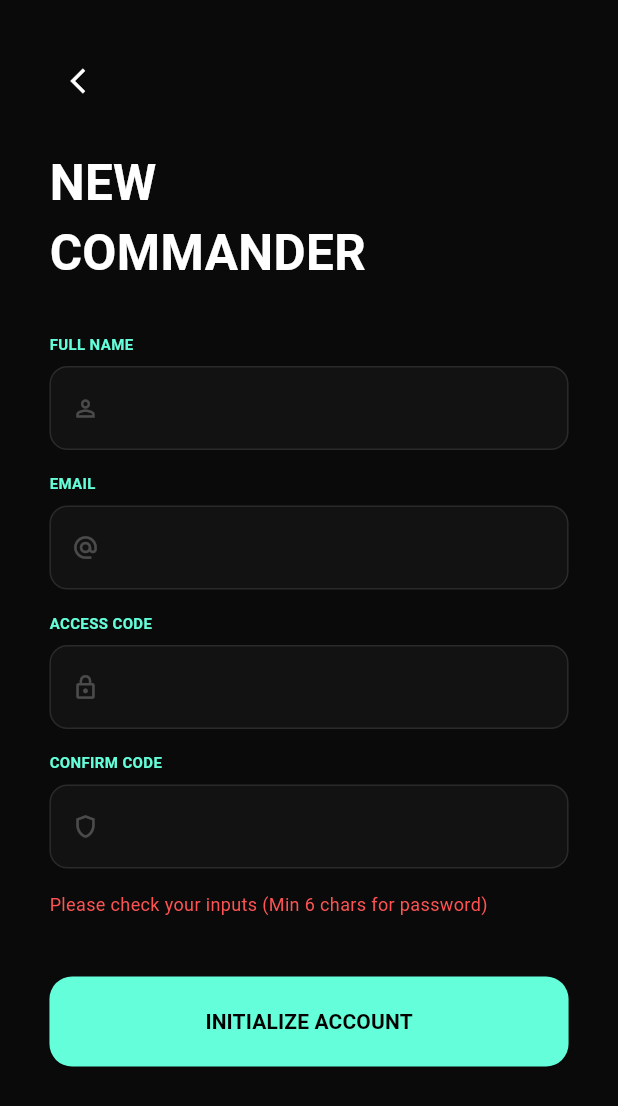
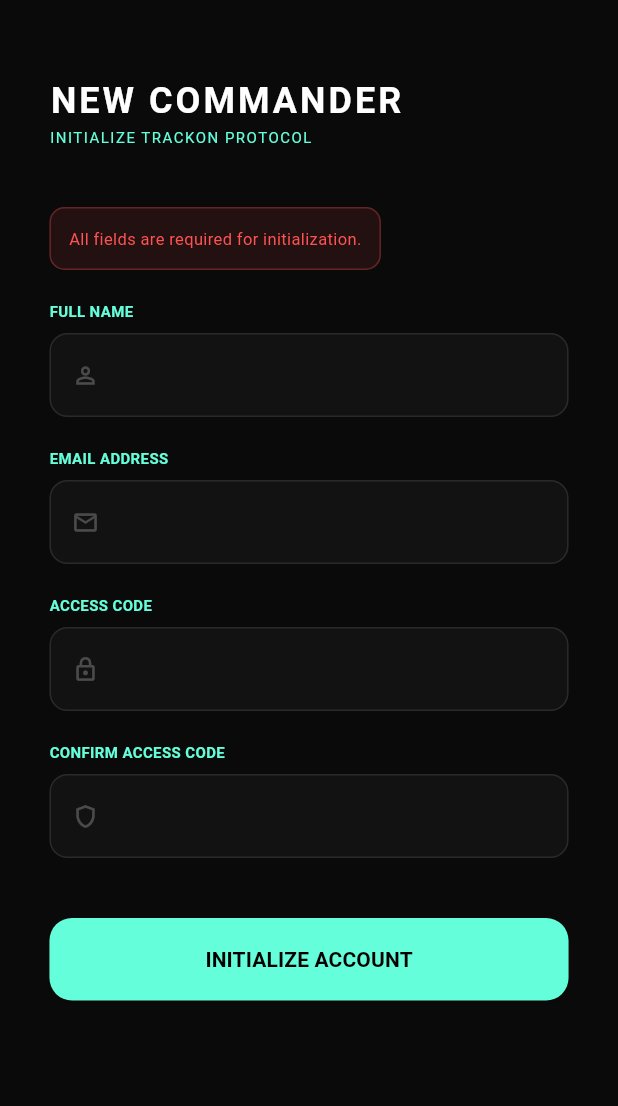
Before and after one commit to Mr-Jayed/TracON_Project1, a Flutter app: the SignupPage screen opened by its route, after a tap on "INITIALIZE ACCOUNT", on a phone screen of 412 x 824 dp. Shown: the top 1106 px of the screen. Run offline on Flutter 3.47's test engine with Material 3 defaults, Android fonts, the phone set to English and light mode, and no system bars; our stand-ins replace audioplayers, flutter_map, latlong2, supabase_flutter; missing offline and left inert: onesignal_flutter; accounts and stored records are empty; network calls fail.

Commit message:
almost last

```diff
--- a/lib/app.dart
+++ b/lib/app.dart
@@ -11,7 +11,6 @@ class TrackOnApp extends StatelessWidget {
 
   @override
   Widget build(BuildContext context) {
-    // Check if user is already logged in
     final session = Supabase.instance.client.auth.currentSession;
 
     return MaterialApp(
--- a/lib/history_tab.dart
+++ b/lib/history_tab.dart
@@ -14,7 +14,6 @@ class _HistoryTabState extends State<HistoryTab> {
   final supabase = Supabase.instance.client;
   bool _isLoading = true;
 
-  // Stores coordinates grouped by date
   Map<String, List<LatLng>> _routes = {};
 
   @override
@@ -36,7 +35,6 @@ class _HistoryTabState extends State<HistoryTab> {
         String timestamp = row['created_at'].toString();
         String date = timestamp.substring(0, 10);
 
-        // Safe Casting
         double lat = (row['latitude'] as num).toDouble();
         double lon = (row['longitude'] as num).toDouble();
 
@@ -119,13 +117,11 @@ class _HistoryTabState extends State<HistoryTab> {
                     },
                   ),
                   PolylineLayer(
-                    // FIX: Explicitly typed Polyline<Object> to match flutter_map 8.x requirements
                     polylines: [
                       Polyline<Object>(
                         points: points,
                         color: Colors.tealAccent,
                         strokeWidth: 3,
-                        // FIX: Removed 'isDotted' as it is handled via strokePattern in newer versions
                       ),
                     ],
                   ),
--- a/lib/main.dart
+++ b/lib/main.dart
@@ -1,12 +1,12 @@
 import 'package:flutter/material.dart';
 import 'package:supabase_flutter/supabase_flutter.dart';
-import 'app.dart'; // Ensure this file defines TrackOnApp
+import 'app.dart';
 import 'package:onesignal_flutter/onesignal_flutter.dart';
 
 Future<void> main() async {
   WidgetsFlutterBinding.ensureInitialized();
 
-  // 3. Supabase Setup
+
   await Supabase.initialize(
     url: 'https://bmynlzludgipzbunndrh.supabase.co',
     anonKey: 'eyJhbGciOiJIUzI1NiIsInR5cCI6IkpXVCJ9.eyJpc3MiOiJzdXBhYmFzZSIsInJlZiI6ImJteW5semx1ZGdpcHpidW5uZHJoIiwicm9sZSI6ImFub24iLCJpYXQiOjE3NTYxODY0MTUsImV4cCI6MjA3MTc2MjQxNX0.EH3FlCPNVOGRKsMGqVC3jJ_uwrgiJAL5bxIiXQI2OtU',
@@ -17,7 +17,6 @@ Future<void> main() async {
 
   final currentUser = Supabase.instance.client.auth.currentUser;
   if (currentUser != null) {
-    // If user is already logged in, make sure OneSignal knows it
     OneSignal.login(currentUser.id);
   }
 
--- a/lib/signup_page.dart
+++ b/lib/signup_page.dart
@@ -1,6 +1,5 @@
 import 'package:flutter/material.dart';
 import 'package:supabase_flutter/supabase_flutter.dart';
-import 'profile_page.dart';
 
 class SignupPage extends StatefulWidget {
   const SignupPage({super.key});
@@ -18,6 +17,9 @@ class _SignupPageState extends State<SignupPage> {
   String? _errorMessage;
   bool _loading = false;
 
+  final RegExp _emailRegex = RegExp(r'^[\w-\.]+@([\w-]+\.)+[\w-]{2,4}$');
+  final RegExp _passwordRegex = RegExp(r'^(?=.*[A-Za-z])(?=.*\d)(?=.*[@$!%*#?&])[A-Za-z\d@$!%*#?&]{8,}$');
+
   Future<void> _signUp() async {
     setState(() { _errorMessage = null; _loading = true; });
 
@@ -26,33 +28,59 @@ class _SignupPageState extends State<SignupPage> {
     final password = _passwordController.text.trim();
     final confirm = _confirmController.text.trim();
 
-    if (name.isEmpty || email.isEmpty || password.length < 6 || password != confirm) {
+    if (name.isEmpty || email.isEmpty || password.isEmpty) {
       setState(() {
-        _errorMessage = 'Please check your inputs (Min 6 chars for password)';
+        _errorMessage = 'All fields are required for initialization.';
+        _loading = false;
+      });
+      return;
+    }
+
+
+    if (!_emailRegex.hasMatch(email)) {
+      setState(() {
+        _errorMessage = 'Invalid Communication ID (Email format).';
+        _loading = false;
+      });
+      return;
+    }
+
+
+    if (!_passwordRegex.hasMatch(password)) {
+      setState(() {
+        _errorMessage = 'Access Code must have 8+ chars, 1 letter, 1 number & 1 symbol.';
+        _loading = false;
+      });
+      return;
+    }
+
+
+    if (password != confirm) {
+      setState(() {
+        _errorMessage = 'Access Codes do not match.';
         _loading = false;
       });
       return;
     }
 
     try {
-      final response = await Supabase.instance.client.auth.signUp(
+      await Supabase.instance.client.auth.signUp(
         email: email,
         password: password,
         data: {'full_name': name},
       );
 
-      if (response.user != null && mounted) {
-        // DIRECT REDIRECT TO PROFILE PAGE AS REQUESTED
-        Navigator.pushAndRemoveUntil(
-          context,
-          MaterialPageRoute(builder: (_) => const ProfilePage()),
-              (route) => false,
+      if (mounted) {
+        ScaffoldMessenger.of(context).showSnackBar(
+          const SnackBar(content: Text('Registration Successful. Please Login.')),
         );
+        Navigator.pop(context);
       }
     } catch (e) {
-      setState(() => _errorMessage = e.toString());
-    } finally {
-      if (mounted) setState(() => _loading = false);
+      setState(() {
+        _errorMessage = e.toString();
+        _loading = false;
+      });
     }
   }
 
@@ -68,39 +96,39 @@ class _SignupPageState extends State<SignupPage> {
           child: Column(
             crossAxisAlignment: CrossAxisAlignment.start,
             children: [
-              const SizedBox(height: 30),
-              IconButton(
-                onPressed: () => Navigator.pop(context),
-                icon: const Icon(Icons.arrow_back_ios, color: Colors.white, size: 20),
-              ),
-              const SizedBox(height: 20),
-              Text('NEW\nCOMMANDER',
-                  style: TextStyle(color: Colors.white, fontSize: screenWidth * 0.08, fontWeight: FontWeight.bold)),
-              const SizedBox(height: 30),
-              _buildField(_nameController, 'FULL NAME', Icons.person_outline, false, screenWidth),
-              const SizedBox(height: 15),
-              _buildField(_emailController, 'EMAIL', Icons.alternate_email, false, screenWidth),
-              const SizedBox(height: 15),
-              _buildField(_passwordController, 'ACCESS CODE', Icons.lock_outline, true, screenWidth),
-              const SizedBox(height: 15),
-              _buildField(_confirmController, 'CONFIRM CODE', Icons.shield_outlined, true, screenWidth),
+              const SizedBox(height: 50),
+              const Text("NEW COMMANDER", style: TextStyle(color: Colors.white, fontSize: 24, fontWeight: FontWeight.bold, letterSpacing: 2)),
+              const Text("INITIALIZE TRACKON PROTOCOL", style: TextStyle(color: Colors.tealAccent, fontSize: 10, letterSpacing: 1)),
+
+              const SizedBox(height: 40),
 
               if (_errorMessage != null)
-                Padding(
-                    padding: const EdgeInsets.only(top: 15),
-                    child: Text(_errorMessage!, style: const TextStyle(color: Colors.redAccent, fontSize: 12))
+                Container(
+                  padding: const EdgeInsets.all(12),
+                  margin: const EdgeInsets.only(bottom: 20),
+                  decoration: BoxDecoration(color: Colors.redAccent.withOpacity(0.1), borderRadius: BorderRadius.circular(10), border: Border.all(color: Colors.redAccent.withOpacity(0.3))),
+                  child: Text(_errorMessage!, style: const TextStyle(color: Colors.redAccent, fontSize: 11)),
                 ),
 
+              _buildField(_nameController, "FULL NAME", Icons.person_outline, false, screenWidth),
+              const SizedBox(height: 20),
+              _buildField(_emailController, "EMAIL ADDRESS", Icons.email_outlined, false, screenWidth),
+              const SizedBox(height: 20),
+              _buildField(_passwordController, "ACCESS CODE", Icons.lock_outline, true, screenWidth),
+              const SizedBox(height: 20),
+              _buildField(_confirmController, "CONFIRM ACCESS CODE", Icons.shield_outlined, true, screenWidth),
+
               const SizedBox(height: 40),
+
               SizedBox(
                 width: double.infinity,
-                height: 60,
+                height: 55,
                 child: ElevatedButton(
                   onPressed: _loading ? null : _signUp,
                   style: ElevatedButton.styleFrom(
-                      backgroundColor: Colors.tealAccent,
-                      foregroundColor: Colors.black,
-                      shape: RoundedRectangleBorder(borderRadius: BorderRadius.circular(15))
+                    backgroundColor: Colors.tealAccent,
+                    foregroundColor: Colors.black,
+                    shape: RoundedRectangleBorder(borderRadius: BorderRadius.circular(15)),
                   ),
                   child: _loading
                       ? const CircularProgressIndicator(color: Colors.black)
@@ -119,7 +147,7 @@ class _SignupPageState extends State<SignupPage> {
     return Column(
       crossAxisAlignment: CrossAxisAlignment.start,
       children: [
-        Text(label, style: TextStyle(color: Colors.tealAccent, fontSize: 10, fontWeight: FontWeight.bold)),
+        Text(label, style: const TextStyle(color: Colors.tealAccent, fontSize: 10, fontWeight: FontWeight.bold)),
         const SizedBox(height: 8),
         TextField(
           controller: controller,
--- a/lib/welcome_page.dart
+++ b/lib/welcome_page.dart
@@ -23,7 +23,6 @@ class WelcomePage extends StatelessWidget {
                       crossAxisAlignment: CrossAxisAlignment.start,
                       children: [
                         const SizedBox(height: 40),
-                        // Brand Icon
                         Container(
                           padding: const EdgeInsets.all(15),
                           decoration: BoxDecoration(
@@ -59,7 +58,6 @@ class WelcomePage extends StatelessWidget {
                         ),
                         const SizedBox(height: 60),
 
-                        // Navigation Buttons
                         _buildButton(
                           context,
                           'SIGN IN',
```
Also changed, not shown: lib/event_page.dart (+2 -6 lines), lib/home_page.dart (+13 -14 lines), lib/login_page.dart (+28 -42 lines), lib/map_page.dart (+1 -7 lines), lib/profile_page.dart (+4 -8 lines), pubspec.lock.
